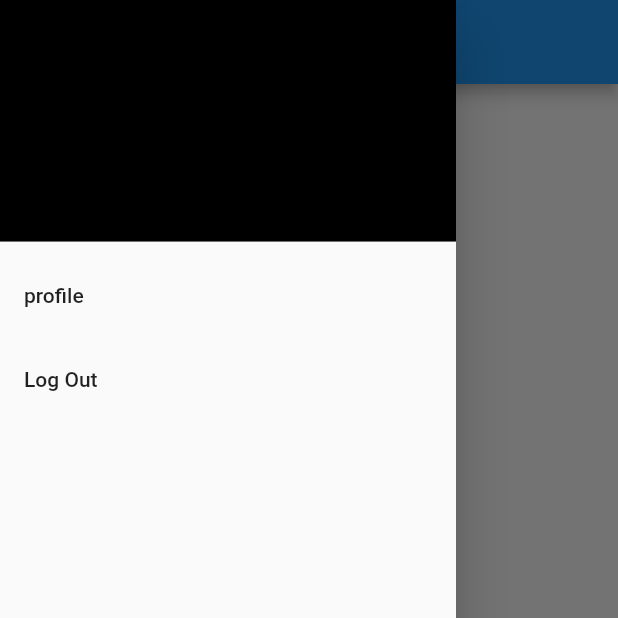
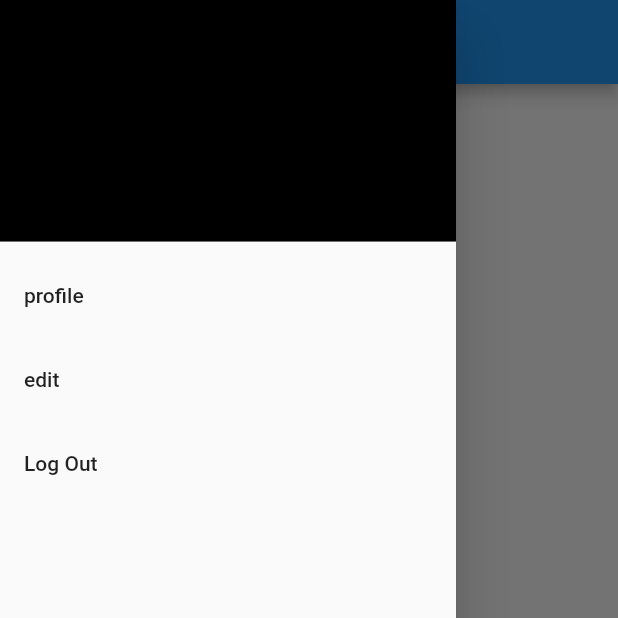
Before and after one commit to rudranshawasthi/chatroom, a Flutter app: the screen it shows once a user with an empty profile is signed in, with the side drawer open, on a phone screen of 412 x 824 dp, the top half of it. Run offline on Flutter 3.47's test engine with Material 2 defaults, Android fonts, the phone set to English and light mode, and no system bars; our stand-ins replace cloud_firestore, firebase_auth, firebase_core, firebase_storage, image_picker; accounts and stored records are empty; network calls fail.

```diff
--- a/Chatroom/lib/main.dart
+++ b/Chatroom/lib/main.dart
@@ -34,10 +34,7 @@ class MyApp extends StatelessWidget {
               child: MaterialApp(home: Wrapper()),
             );
           }
-
-          // Otherwise, show something whilst waiting for initialization to complete
-          return Text("Loading");
-          //   },
+          return MaterialApp(home: Scaffold(body: Text("Loading")));
         });
   }
 }
--- a/Chatroom/lib/models/user.dart
+++ b/Chatroom/lib/models/user.dart
@@ -1,5 +1,15 @@
 class UserModel {
   final String id;
+  final String bannerImageUrl;
+  final String profileImageUrl;
+  final String name;
+  final String email;
 
-  UserModel({this.id});
+  UserModel({
+    this.id,
+    this.bannerImageUrl,
+    this.profileImageUrl,
+    this.name,
+    this.email,
+  });
 }
--- a/Chatroom/lib/screens/main/home.dart
+++ b/Chatroom/lib/screens/main/home.dart
@@ -29,6 +29,11 @@ class Home extends StatelessWidget {
                   Navigator.pushNamed(context, '/profile');
                 }),
             ListTile(
+                title: Text("edit"),
+                onTap: () {
+                  Navigator.pushNamed(context, '/edit');
+                }),
+            ListTile(
                 title: Text("Log Out"),
                 onTap: () async {
                   _authService.signOut();
--- a/Chatroom/lib/screens/wrapper.dart
+++ b/Chatroom/lib/screens/wrapper.dart
@@ -2,6 +2,7 @@ import 'package:Chatroom/screens/main/home.dart';
 import 'package:Chatroom/screens/main/posts/add.dart';
 import 'package:Chatroom/models/user.dart';
 import 'package:Chatroom/screens/auth/signup.dart';
+import 'package:Chatroom/screens/main/profile/edit.dart';
 import 'package:Chatroom/screens/main/profile/profile.dart';
 import 'package:flutter/material.dart';
 import 'package:provider/provider.dart';
@@ -24,6 +25,7 @@ class Wrapper extends StatelessWidget {
         '/': (context) => Home(),
         '/add': (context) => AddState(),
         '/profile': (context) => Profile(),
+        '/edit': (context) => Edit(),
       },
     );
   }
--- a/Chatroom/pubspec.yaml
+++ b/Chatroom/pubspec.yaml
@@ -27,6 +27,11 @@ dependencies:
   firebase_core: ^1.2.0
   firebase_auth: ^1.2.0
   cloud_firestore: ^2.2.0
+  firebase_storage: ^8.1.0
+  image_picker: ^0.7.5+3
+  # camera: ^0.5.7+2
+
+
 
 
 
```
Also changed, not shown: Chatroom/lib/screens/main/profile/edit.dart (added, +78 -0 lines), Chatroom/lib/services/auth.dart (+8 -3 lines), Chatroom/lib/services/user.dart (added, +34 -0 lines), Chatroom/lib/services/utils.dart (added, +18 -0 lines), Chatroom/pubspec.lock.
